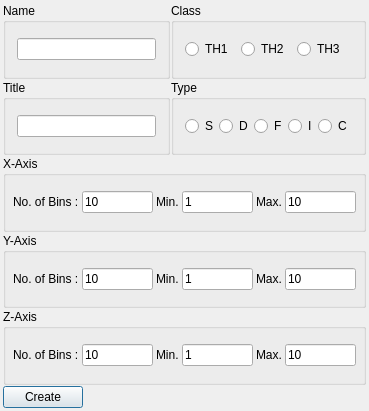
Old version of the form TGo4CreateNewHistogram.ui in the repository FRIBDAQ/SpecTcl.
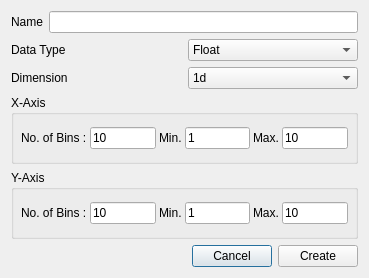
New version of the form.

```diff
--- a/TGo4CreateNewHistogram.ui
+++ b/TGo4CreateNewHistogram.ui
@@ -8,124 +8,83 @@
     <x>0</x>
     <y>0</y>
     <width>369</width>
-    <height>411</height>
+    <height>278</height>
    </rect>
   </property>
   <property name="windowTitle">
    <string>Create New Histogram</string>
   </property>
-  <layout class="QGridLayout">
-   <property name="margin">
-    <number>3</number>
-   </property>
-   <property name="spacing">
-    <number>1</number>
-   </property>
-   <item row="0" column="0">
-    <widget class="QGroupBox" name="groupBox">
-     <property name="title">
-      <string>Name</string>
-     </property>
-     <layout class="QGridLayout" name="gridLayout_2">
-      <item row="0" column="0">
-       <widget class="QLineEdit" name="HisName"/>
-      </item>
-     </layout>
-    </widget>
+  <layout class="QVBoxLayout" name="verticalLayout">
+   <item>
+    <layout class="QHBoxLayout" name="horizontalLayout">
+     <item>
+      <widget class="QLabel" name="histNameLbl">
+       <property name="text">
+        <string>Name</string>
+       </property>
+       <property name="buddy">
+        <cstring>histNameEdit</cstring>
+       </property>
+      </widget>
+     </item>
+     <item>
+      <widget class="QLineEdit" name="histNameEdit"/>
+     </item>
+    </layout>
    </item>
-   <item row="0" column="1">
-    <widget class="QGroupBox" name="HisClassBox">
-     <property name="title">
-      <string>Class</string>
-     </property>
-     <layout class="QHBoxLayout" name="HisClassLayout">
-      <property name="spacing">
-       <number>1</number>
-      </property>
-      <item>
-       <widget class="QRadioButton" name="TH1_b">
+   <item>
+    <layout class="QGridLayout" name="gridLayout">
+     <item row="0" column="0">
+      <widget class="QLabel" name="dataTypeLbl">
+       <property name="text">
+        <string>Data Type</string>
+       </property>
+       <property name="buddy">
+        <cstring>typeCombo</cstring>
+       </property>
+      </widget>
+     </item>
+     <item row="0" column="1">
+      <widget class="QComboBox" name="typeCombo">
+       <item>
         <property name="text">
-         <string>TH1</string>
+         <string>Float</string>
         </property>
-       </widget>
-      </item>
-      <item>
-       <widget class="QRadioButton" name="TH2_b">
+       </item>
+       <item>
         <property name="text">
-         <string>TH2</string>
+         <string>Double</string>
         </property>
-       </widget>
-      </item>
-      <item>
-       <widget class="QRadioButton" name="TH3_b">
+       </item>
+      </widget>
+     </item>
+     <item row="1" column="0">
+      <widget class="QLabel" name="dimensionLbl">
+       <property name="text">
+        <string>Dimension</string>
+       </property>
+       <property name="buddy">
+        <cstring>dimensionCombo</cstring>
+       </property>
+      </widget>
+     </item>
+     <item row="1" column="1">
+      <widget class="QComboBox" name="dimensionCombo">
+       <item>
         <property name="text">
-         <string>TH3</string>
+         <string>1d</string>
         </property>
-       </widget>
-      </item>
-     </layout>
-    </widget>
-   </item>
-   <item row="1" column="0">
-    <widget class="QGroupBox" name="groupBox_2">
-     <property name="title">
-      <string>Title</string>
-     </property>
-     <layout class="QGridLayout" name="gridLayout_3">
-      <item row="0" column="0">
-       <widget class="QLineEdit" name="HisTitle"/>
-      </item>
-     </layout>
-    </widget>
-   </item>
-   <item row="1" column="1">
-    <widget class="QGroupBox" name="HisType">
-     <property name="title">
-      <string>Type</string>
-     </property>
-     <layout class="QHBoxLayout" name="HisTypeLayout">
-      <property name="spacing">
-       <number>1</number>
-      </property>
-      <item>
-       <widget class="QRadioButton" name="S_b">
+       </item>
+       <item>
         <property name="text">
-         <string>S</string>
+         <string>2d</string>
         </property>
-       </widget>
-      </item>
-      <item>
-       <widget class="QRadioButton" name="D_b">
-        <property name="text">
-         <string>D</string>
-        </property>
-       </widget>
-      </item>
-      <item>
-       <widget class="QRadioButton" name="F_b">
-        <property name="text">
-         <string>F</string>
-        </property>
-       </widget>
-      </item>
-      <item>
-       <widget class="QRadioButton" name="I_b">
-        <property name="text">
-         <string>I</string>
-        </property>
-       </widget>
-      </item>
-      <item>
-       <widget class="QRadioButton" name="C_b">
-        <property name="text">
-         <string>C</string>
-        </property>
-       </widget>
-      </item>
-     </layout>
-    </widget>
+       </item>
+      </widget>
+     </item>
+    </layout>
    </item>
-   <item row="2" column="0" colspan="2">
+   <item>
     <widget class="QGroupBox" name="GroupBox7">
      <property name="title">
       <string>X-Axis</string>
@@ -191,7 +150,7 @@
      </layout>
     </widget>
    </item>
-   <item row="3" column="0" colspan="2">
+   <item>
     <widget class="QGroupBox" name="YAxisGroup">
      <property name="title">
       <string>Y-Axis</string>
@@ -257,93 +216,8 @@
      </layout>
     </widget>
    </item>
-   <item row="4" column="0" colspan="2">
-    <widget class="QGroupBox" name="ZAxisGroup">
-     <property name="title">
-      <string>Z-Axis</string>
-     </property>
-     <layout class="QGridLayout">
-      <property name="margin">
-       <number>7</number>
-      </property>
-      <property name="spacing">
-       <number>3</number>
-      </property>
-      <item row="0" column="0">
-       <widget class="QLabel" name="TextLabel4_3">
-        <property name="text">
-         <string>No. of Bins :</string>
-        </property>
-        <property name="wordWrap">
-         <bool>false</bool>
-        </property>
-       </widget>
-      </item>
-      <item row="0" column="1">
-       <widget class="QLineEdit" name="ZNoOfBins">
-        <property name="text">
-         <string>10</string>
-        </property>
-       </widget>
-      </item>
-      <item row="0" column="2">
-       <widget class="QLabel" name="TextLabel5_3">
-        <property name="text">
-         <string>Min.</string>
-        </property>
-        <property name="wordWrap">
-         <bool>false</bool>
-        </property>
-       </widget>
-      </item>
-      <item row="0" column="3">
-       <widget class="QLineEdit" name="Zmin">
-        <property name="text">
-         <string>1</string>
-        </property>
-       </widget>
-      </item>
-      <item row="0" column="4">
-       <widget class="QLabel" name="TextLabel6_3">
-        <property name="sizePolicy">
-         <sizepolicy hsizetype="Preferred" vsizetype="Preferred">
-          <horstretch>0</horstretch>
-          <verstretch>0</verstretch>
-         </sizepolicy>
-        </property>
-        <property name="text">
-         <string>Max.</string>
-        </property>
-        <property name="wordWrap">
-         <bool>false</bool>
-        </property>
-       </widget>
-      </item>
-      <item row="0" column="5">
-       <widget class="QLineEdit" name="Zmax">
-        <property name="text">
-         <string>10</string>
-        </property>
-       </widget>
-      </item>
-     </layout>
-    </widget>
-   </item>
-   <item row="5" column="0" colspan="2">
+   <item>
     <layout class="QHBoxLayout">
-     <item>
-      <widget class="QPushButton" name="CreateHistogram">
-       <property name="toolTip">
-        <string>Create histogram in local workspace.</string>
-       </property>
-       <property name="text">
-        <string>Create</string>
-       </property>
-       <property name="shortcut">
-        <string>Alt+L</string>
-       </property>
-      </widget>
-     </item>
      <item>
       <spacer name="spacer8">
        <property name="orientation">
@@ -360,6 +234,26 @@
        </property>
       </spacer>
      </item>
+     <item>
+      <widget class="QPushButton" name="cancelButton">
+       <property name="text">
+        <string>Cancel</string>
+       </property>
+      </widget>
+     </item>
+     <item>
+      <widget class="QPushButton" name="createButton">
+       <property name="toolTip">
+        <string>Create histogram in local workspace.</string>
+       </property>
+       <property name="text">
+        <string>Create</string>
+       </property>
+       <property name="shortcut">
+        <string>Alt+L</string>
+       </property>
+      </widget>
+     </item>
     </layout>
    </item>
   </layout>
```
Left out of the diff: 88 changed lines with no effect on the pictures.
